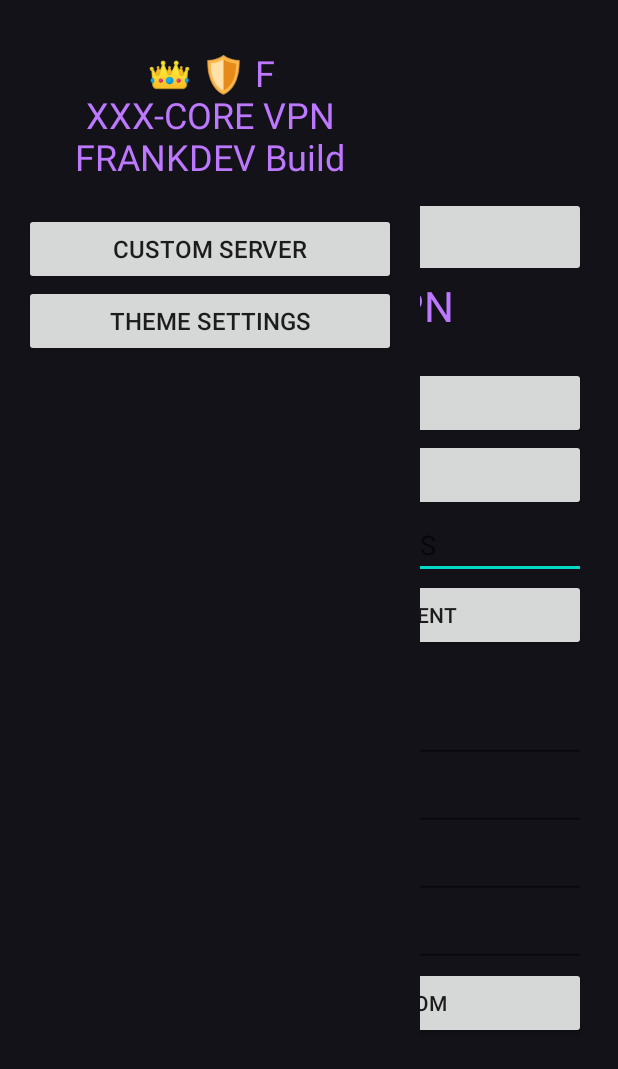
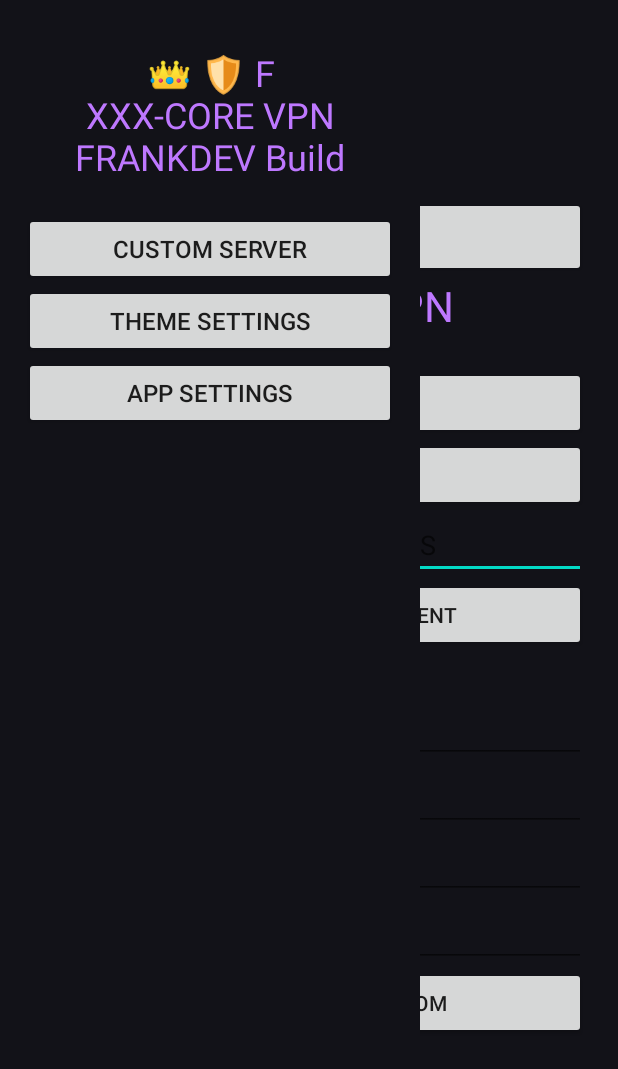
Before and after one commit to fotsofrancklin020-dot/XXX-CORE-VPN, an Android app: the screen it shows after launch (MainActivity), after a tap on an icon or button, on a phone screen of 412 x 824 dp. Shown: the top 1069 px of the screen. Run offline under Robolectric (Android 15) with nearby library versions, the phone set to English and light mode, and no system bars.

Commit message:
Add App Settings button to drawer layout

```diff
--- a/app/src/main/java/com/frankdev/xxxcorevpn/MainActivity.kt
+++ b/app/src/main/java/com/frankdev/xxxcorevpn/MainActivity.kt
@@ -119,6 +119,18 @@ val themeSettingsButton = Button(this).apply {
 }
 
 drawerLayout.addView(themeSettingsButton)
+val appSettingsButton = Button(this).apply {
+    text = "App Settings"
+    textSize = 16f
+
+    setOnClickListener {
+        startActivity(
+            Intent(this@MainActivity, SettingsActivity::class.java)
+        )
+    }
+}
+
+drawerLayout.addView(appSettingsButton)
 val menuButton = Button(this).apply {
     text = "☰"
     textSize = 24f
```
